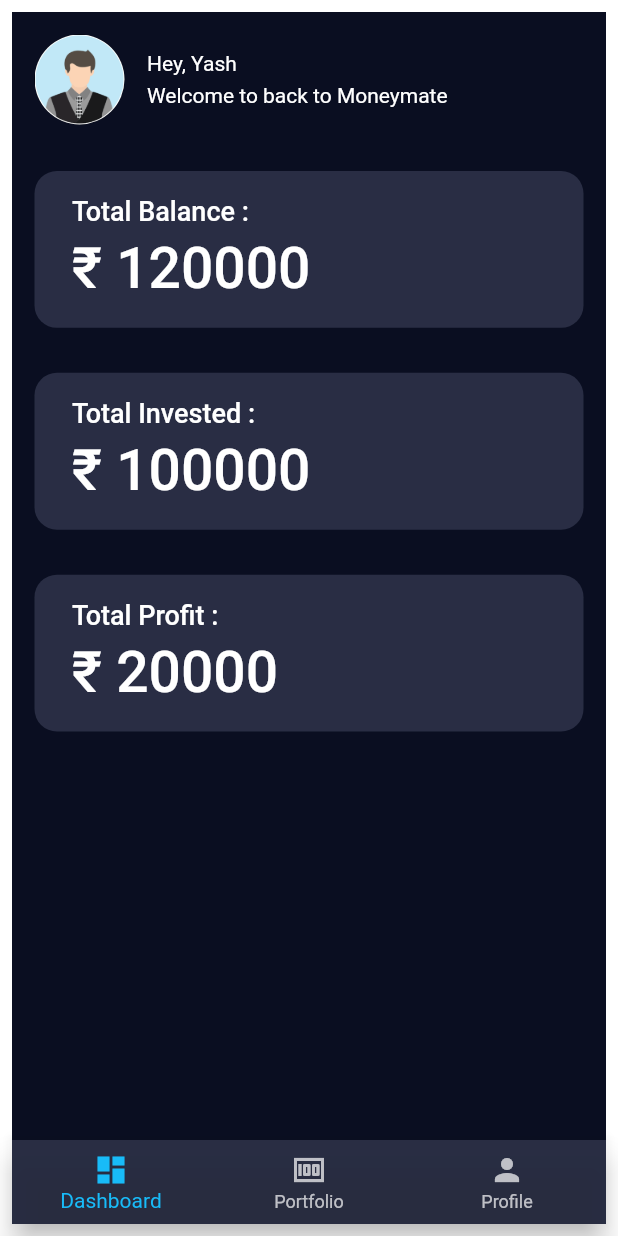
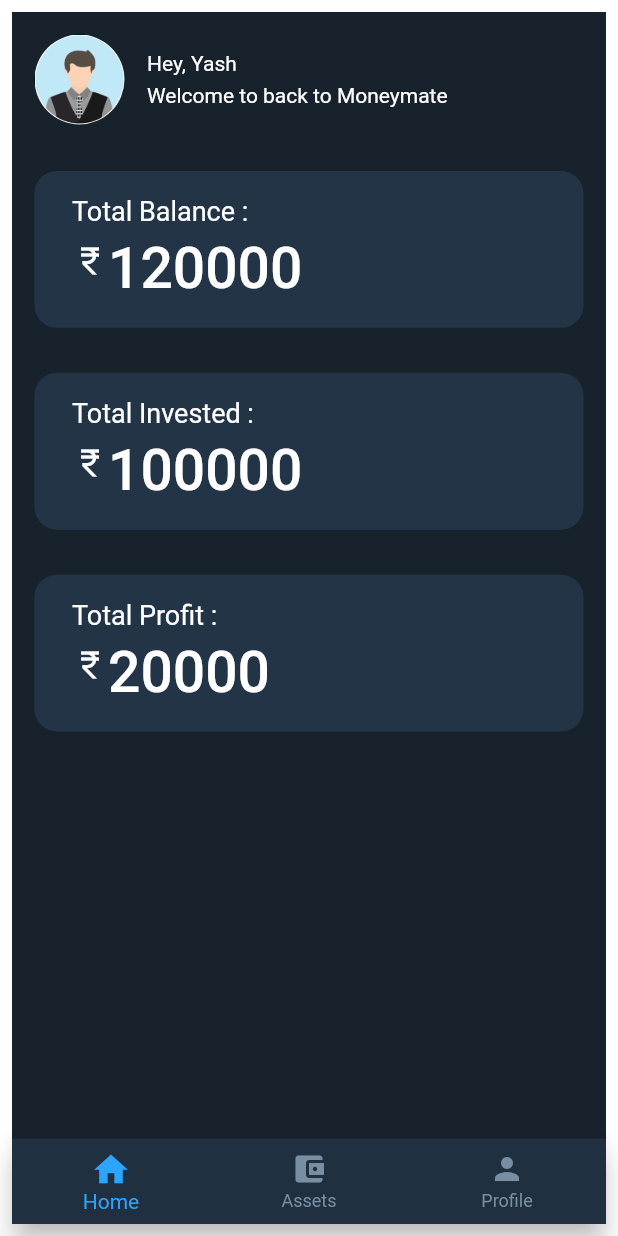
Before and after one commit to yashraj0408/Money_Mate, a Flutter app: the screen it shows after launch, on a phone screen of 412 x 824 dp. Run offline on Flutter 3.47's test engine with Material 2 defaults, Android fonts, the phone set to English and light mode, and no system bars; our stand-ins replace animated_text_kit, firebase_auth, firebase_core, modal_progress_hud_nsn; accounts and stored records are empty.

Commit message:
asset blank page added

```diff
--- /dev/null
+++ b/lib/components/bottom_nav_bar.dart
@@ -0,0 +1,52 @@
+import 'package:flutter/material.dart';
+import 'package:money_mate/constants.dart';
+
+class BottomNavBar extends StatefulWidget {
+  @override
+  State<BottomNavBar> createState() => _BottomNavBarState();
+}
+
+class _BottomNavBarState extends State<BottomNavBar> {
+  int _selectedIndex = 0;
+
+  void _onItemTapped(int index) {
+    setState(() {
+      _selectedIndex = index;
+    });
+    if (index == 0) {
+      Navigator.pushNamed(context, '/home');
+    } else if (index == 1) {
+      Navigator.pushNamed(context, '/assets');
+    } else if (index == 2) {
+      Navigator.pushNamed(context, '/profile');
+    }
+  }
+
+  @override
+  Widget build(BuildContext context) {
+    return BottomNavigationBar(
+      currentIndex: _selectedIndex,
+      onTap: _onItemTapped,
+      backgroundColor: kNavbarColor,
+      selectedItemColor: const Color(0XFF2da4fe),
+      unselectedItemColor: const Color(0xff788ea3),
+      items: const [
+        BottomNavigationBarItem(
+          icon: Icon(
+            Icons.home,
+            size: 27,
+          ),
+          label: 'Home',
+        ),
+        BottomNavigationBarItem(
+          icon: Icon(Icons.account_balance_wallet),
+          label: 'Assets',
+        ),
+        BottomNavigationBarItem(
+          icon: Icon(Icons.person),
+          label: 'Profile',
+        ),
+      ],
+    );
+  }
+}
--- a/lib/constants.dart
+++ b/lib/constants.dart
@@ -35,10 +35,12 @@ const kInputTextDecoration = InputDecoration(
 );
 
 // const bgColor = Color(0xff17183c); //dark blue-accent
-const kBgColor = Color(0XFF0A0E21); // bluish-black
+// const kBgColor = Color(0XFF0A0E21); // bluish-black - prev
+const kBgColor = Color(0XFF18222c); // bluish-black
 const kPurple = Color(0xff8d48e4);
 const kLightBlue = Color(0xff18bbf8);
-const kCardColor = Color(0x80474C66);
+const kCardColor = Color(0xff233446);
+const kNavbarColor = Color(0xff203040);
 // const kCardColor = Colors.blue;
 // bg blue -> #17183c
 // purple -> #8d48e4
--- a/lib/main.dart
+++ b/lib/main.dart
@@ -1,10 +1,12 @@
 import 'package:flutter/material.dart';
+import 'package:money_mate/screens/assets.dart';
 import 'package:money_mate/screens/dashboard.dart';
 import 'package:money_mate/screens/welcome_screen.dart';
 import 'package:money_mate/screens/login_screen.dart';
 import 'package:money_mate/screens/registration_screen.dart';
 import 'package:firebase_core/firebase_core.dart';
 // import 'screens/input_page.dart';
+import 'constants.dart';
 
 // void main() async {
 void main() async {
@@ -20,9 +22,10 @@ class MoneyMate extends StatelessWidget {
       theme: ThemeData.dark().copyWith(
         colorScheme: ColorScheme.fromSeed(
           seedColor: Colors.blue,
-          primary: Color(0XFF0A0E21),
+          primary: kBgColor,
+          // primary: Color(0XFF18222c),
         ),
-        scaffoldBackgroundColor: Color(0XFF0A0E21),
+        scaffoldBackgroundColor: kBgColor,
       ),
 
       initialRoute: '/',
@@ -31,7 +34,9 @@ class MoneyMate extends StatelessWidget {
         '/': (context) => Dashboard(),
         '/login': (context) => LoginScreen(),
         '/register': (context) => RegistrationScreen(),
-        '/dashboard': (context) => Dashboard(),
+        '/home': (context) => Dashboard(),
+        '/assets': (context) => Assets(),
+        // '/profile': (context) => Profile(),
       },
       // home: InputPage(),
     );
--- /dev/null
+++ b/lib/screens/assets.dart
@@ -0,0 +1,27 @@
+import 'package:flutter/material.dart';
+import 'package:money_mate/components/bottom_nav_bar.dart';
+
+class Assets extends StatefulWidget {
+  const Assets({Key? key}) : super(key: key);
+
+  @override
+  State<Assets> createState() => _AssetsState();
+}
+
+class _AssetsState extends State<Assets> {
+  @override
+  Widget build(BuildContext context) {
+    return Scaffold(
+      appBar: AppBar(
+        centerTitle: true,
+        title: Text('MoneyMate'),
+      ),
+      body: SafeArea(
+        child: Column(
+          children: [],
+        ),
+      ),
+      bottomNavigationBar: BottomNavBar(),
+    );
+  }
+}
--- a/lib/screens/dashboard.dart
+++ b/lib/screens/dashboard.dart
@@ -1,6 +1,7 @@
 import 'package:flutter/material.dart';
 import 'package:money_mate/constants.dart';
 import 'package:money_mate/components/reusable_card.dart';
+import 'package:money_mate/components/bottom_nav_bar.dart';
 
 class Dashboard extends StatefulWidget {
   @override
@@ -14,6 +15,10 @@ class _DashboardState extends State<Dashboard> {
     setState(() {
       _selectedIndex = index;
     });
+
+    if (index == 1) {
+      Navigator.pushNamed(context, '/assets');
+    }
   }
 
   @override
@@ -63,24 +68,32 @@ class _DashboardState extends State<Dashboard> {
                       padding: const EdgeInsets.only(left: 25, right: 25),
                       child: Column(
                           crossAxisAlignment: CrossAxisAlignment.start,
-                          children: const [
-                            Text(
+                          children: [
+                            const Text(
                               'Total Balance :',
                               style: TextStyle(
                                 fontSize: 18.0,
-                                fontWeight: FontWeight.w500,
 
                                 // color: Colors.black,
                               ),
                             ),
                             SizedBox(height: 6),
-                            Text(
-                              '₹ 120000',
+                            Row(
+                              crossAxisAlignment: CrossAxisAlignment.start,
+                              children: [
+                                Container(
+                                  child: Icon(Icons.currency_rupee),
+                                  height: 34,
+                                ),
+                                const Text(
+                                  '120000',
                                   style: TextStyle(
                                     fontSize: 38.0,
                                     fontWeight: FontWeight.w500,
                                     // color: Colors.black,
                                   ),
+                                ),
+                              ],
                             ),
                           ]),
                     )
@@ -97,24 +110,32 @@ class _DashboardState extends State<Dashboard> {
                       padding: const EdgeInsets.only(left: 25, right: 25),
                       child: Column(
                           crossAxisAlignment: CrossAxisAlignment.start,
-                          children: const [
-                            Text(
+                          children: [
+                            const Text(
                               'Total Invested :',
                               style: TextStyle(
                                 fontSize: 18.0,
-                                fontWeight: FontWeight.w500,
 
                                 // color: Colors.black,
                               ),
                             ),
                             SizedBox(height: 6),
-                            Text(
-                              '₹ 100000',
+                            Row(
+                              crossAxisAlignment: CrossAxisAlignment.start,
+                              children: [
+                                Container(
+                                  child: Icon(Icons.currency_rupee),
+                                  height: 34,
+                                ),
+                                const Text(
+                                  '100000',
                                   style: TextStyle(
                                     fontSize: 38.0,
                                     fontWeight: FontWeight.w500,
                                     // color: Colors.black,
                                   ),
+                                ),
+                              ],
                             ),
                           ]),
                     )
@@ -131,24 +152,32 @@ class _DashboardState extends State<Dashboard> {
                       padding: const EdgeInsets.only(left: 25, right: 25),
                       child: Column(
                           crossAxisAlignment: CrossAxisAlignment.start,
-                          children: const [
+                          children: [
                             Text(
                               'Total Profit :',
                               style: TextStyle(
                                 fontSize: 18.0,
-                                fontWeight: FontWeight.w500,
 
                                 // color: Colors.black,
                               ),
                             ),
                             SizedBox(height: 6),
+                            Row(
+                              crossAxisAlignment: CrossAxisAlignment.start,
+                              children: [
+                                Container(
+                                  child: Icon(Icons.currency_rupee),
+                                  height: 34,
+                                ),
                                 Text(
-                              '₹ 20000',
+                                  '20000',
                                   style: TextStyle(
                                     fontSize: 38.0,
                                     fontWeight: FontWeight.w500,
                                     // color: Colors.black,
                                   ),
+                                ),
+                              ],
                             ),
                           ]),
                     )
@@ -158,28 +187,7 @@ class _DashboardState extends State<Dashboard> {
             ],
           ),
         ),
-        bottomNavigationBar: BottomNavigationBar(
-          currentIndex: _selectedIndex,
-          onTap: _onItemTapped,
-          // backgroundColor: Color.fromRGBO(71, 76, 102, 0.49),
-          backgroundColor: kCardColor,
-          // selectedItemColor: Color.fromRGBO(141, 72, 228, 0.49),
-          selectedItemColor: kLightBlue,
-          items: const [
-            BottomNavigationBarItem(
-              icon: Icon(Icons.dashboard),
-              label: 'Dashboard',
-            ),
-            BottomNavigationBarItem(
-              icon: Icon(Icons.money),
-              label: 'Portfolio',
-            ),
-            BottomNavigationBarItem(
-              icon: Icon(Icons.person),
-              label: 'Profile',
-            ),
-          ],
-        ),
+        bottomNavigationBar: BottomNavBar(),
       ),
     );
   }
--- a/pubspec.yaml
+++ b/pubspec.yaml
@@ -18,6 +18,7 @@ dependencies:
   cloud_firestore: ^4.6.0
   modal_progress_hud_nsn: ^0.3.0
   flutter_dotenv: ^5.0.2
+  provider: ^6.0.0
 
 dev_dependencies:
   flutter_test:
```
Also changed, not shown: pubspec.lock. Lines whose indentation alone changed are shown as unchanged.
